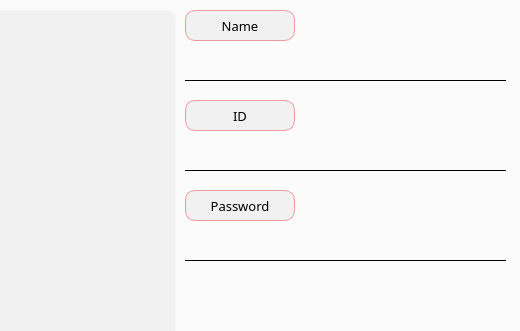
Before: the Qt Designer form app/src/pages/settings/user.ui in DY-Microfinance-Customer-Management/dymf-algorithm, drawn with Qt 5; both pictures show x 185 to 705 and y 0 to 331 of the 705 by 821 pixel window.
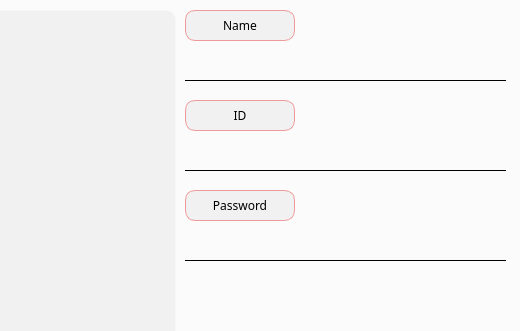
After: the same form once the commit is applied.

The edit to the form file:
```diff
--- a/app/src/pages/settings/user.ui
+++ b/app/src/pages/settings/user.ui
@@ -254,7 +254,7 @@
     <property name="font">
      <font>
       <family>Arial Black</family>
-      <pointsize>10</pointsize>
+      <pointsize>9</pointsize>
      </font>
     </property>
     <property name="styleSheet">
@@ -296,7 +296,7 @@
     <property name="font">
      <font>
       <family>Arial Black</family>
-      <pointsize>10</pointsize>
+      <pointsize>9</pointsize>
      </font>
     </property>
     <property name="styleSheet">
@@ -338,7 +338,7 @@
     <property name="font">
      <font>
       <family>Arial Black</family>
-      <pointsize>10</pointsize>
+      <pointsize>9</pointsize>
      </font>
     </property>
     <property name="styleSheet">
```
Left out of the diff: 4 changed lines with no effect on the pictures.
